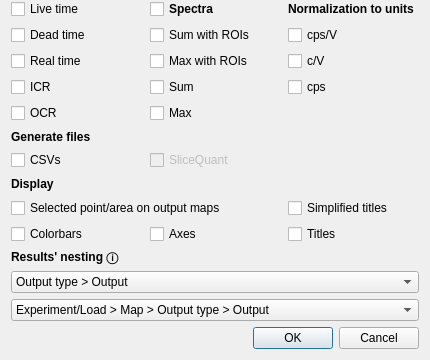
The window that analyse.ui (pfilipl/PolyX-XRF-Data-Analyser) describes before a commit, drawn with Qt 5; both pictures show x 0 to 430 and y 190 to 550 of the 430 by 550 pixel window.
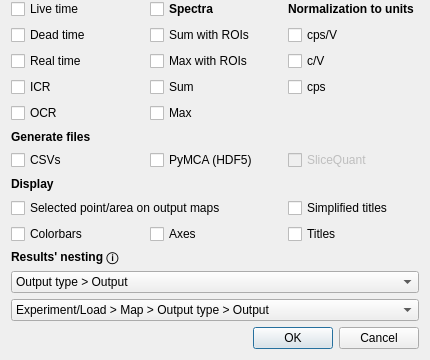
The same window after the commit.

Diff of the .ui file:
```diff
--- a/analyse.ui
+++ b/analyse.ui
@@ -238,16 +238,6 @@
        </property>
       </widget>
      </item>
-     <item row="11" column="1">
-      <widget class="QCheckBox" name="checkBox_GenWiatrowska">
-       <property name="enabled">
-        <bool>false</bool>
-       </property>
-       <property name="text">
-        <string>SliceQuant</string>
-       </property>
-      </widget>
-     </item>
      <item row="10" column="0">
       <widget class="QLabel" name="label_6">
        <property name="font">
@@ -598,6 +588,23 @@
        </item>
       </layout>
      </item>
+     <item row="11" column="2">
+      <widget class="QCheckBox" name="checkBox_GenWiatrowska">
+       <property name="enabled">
+        <bool>false</bool>
+       </property>
+       <property name="text">
+        <string>SliceQuant</string>
+       </property>
+      </widget>
+     </item>
+     <item row="11" column="1">
+      <widget class="QCheckBox" name="checkBox_GenHDF5">
+       <property name="text">
+        <string>PyMCA (HDF5)</string>
+       </property>
+      </widget>
+     </item>
     </layout>
    </item>
    <item>
```
